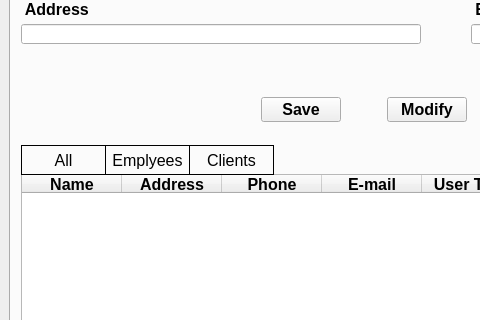
Above: windows/MainWindow.ui from IsolracI/DI-recuperacion before the change; both pictures show x 0 to 480 and y 260 to 580 of the 978 by 919 pixel window. Below: the same form after it.
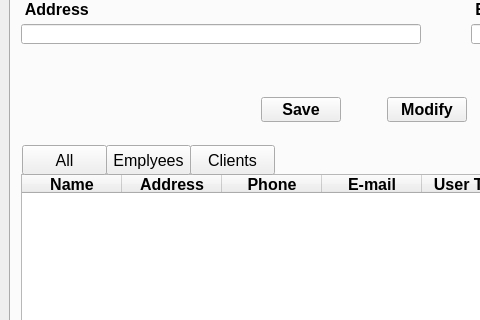
That is the form after the change.

Diff of the .ui file:
```diff
--- a/windows/MainWindow.ui
+++ b/windows/MainWindow.ui
@@ -532,7 +532,7 @@
        <widget class="QPushButton" name="btn_showAll">
         <property name="geometry">
          <rect>
-          <x>10</x>
+          <x>11</x>
           <y>351</y>
           <width>85</width>
           <height>30</height>
@@ -547,8 +547,7 @@
          <bool>false</bool>
         </property>
         <property name="styleSheet">
-         <string notr="true">border: 1px solid black;
-border-radius: 0px;</string>
+         <string notr="true"/>
         </property>
         <property name="text">
          <string>All</string>
@@ -572,7 +571,7 @@
        <widget class="QPushButton" name="btn_showClients">
         <property name="geometry">
          <rect>
-          <x>178</x>
+          <x>179</x>
           <y>351</y>
           <width>85</width>
           <height>30</height>
@@ -584,8 +583,7 @@
          </font>
         </property>
         <property name="styleSheet">
-         <string notr="true">border: 1px solid black;
-border-radius: 0px;</string>
+         <string notr="true"/>
         </property>
         <property name="text">
          <string>Clients</string>
@@ -609,7 +607,7 @@
        <widget class="QPushButton" name="btn_showEmployees">
         <property name="geometry">
          <rect>
-          <x>94</x>
+          <x>95</x>
           <y>351</y>
           <width>85</width>
           <height>30</height>
@@ -621,8 +619,7 @@
          </font>
         </property>
         <property name="styleSheet">
-         <string notr="true">border: 1px solid black;
-border-radius: 0px;</string>
+         <string notr="true"/>
         </property>
         <property name="text">
          <string>Emplyees</string>
```
